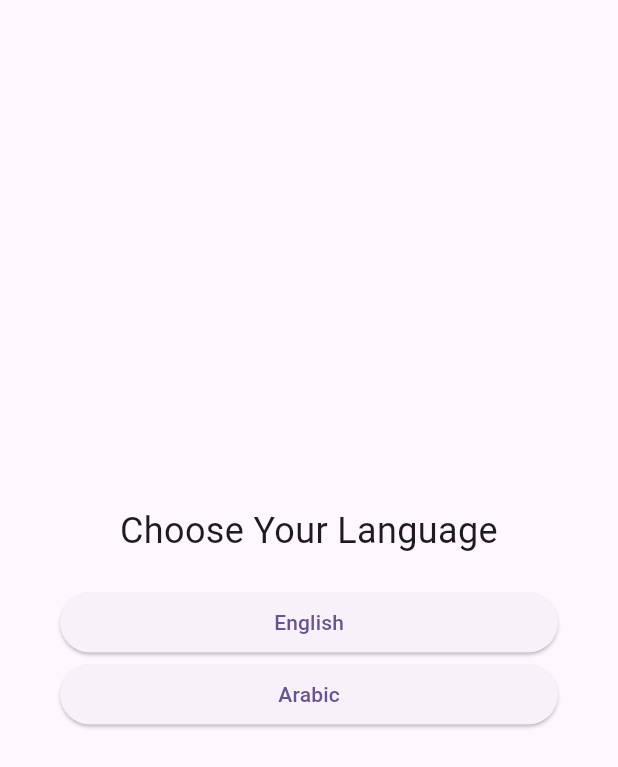
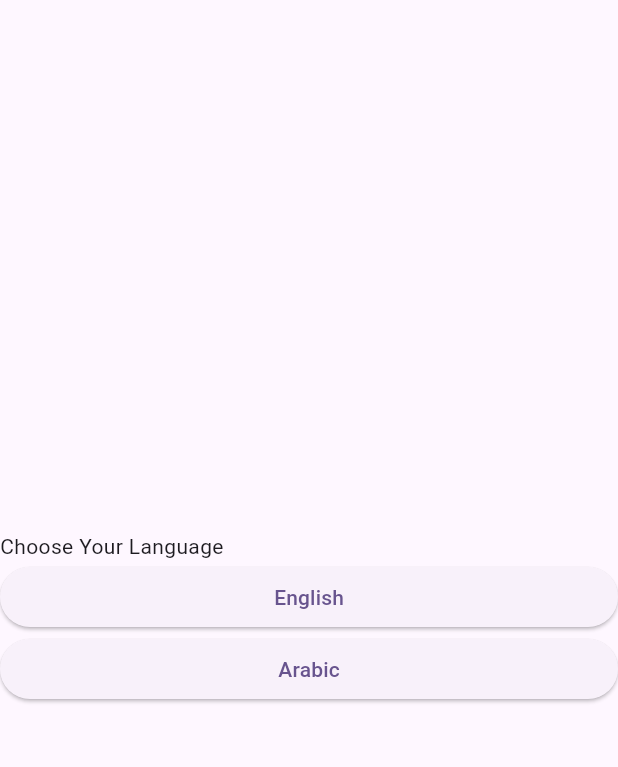
Before and after one commit to Safaa55555/up_skill, a Flutter app: the screen it shows after launch, on a phone screen of 412 x 824 dp. Shown: the top 767 px of the screen. Run offline on Flutter 3.47's test engine with Material 3 defaults, Android fonts, the phone set to English and light mode, and no system bars.

Commit message:
All UI files were added

```diff
--- a/lib/language_screen.dart
+++ b/lib/language_screen.dart
@@ -1,56 +1,16 @@
 import 'package:flutter/material.dart';
-import 'welcome_screen.dart';
-import 'marhaba_screen.dart';
-
 class LanguageScreen extends StatelessWidget {
   const LanguageScreen({super.key});
 
-  void _navigateTo(BuildContext context, String languageCode) {
-    if (languageCode == 'en') {
-      Navigator.pushReplacement(
-        context,
-        MaterialPageRoute(builder: (_) => const WelcomeScreen()),
-      );
-    } else if (languageCode == 'ar') {
-      Navigator.pushReplacement(
-        context,
-        MaterialPageRoute(builder: (_) => const MarhabaScreen()),
-      );
-    }
-  }
-
   @override
   Widget build(BuildContext context) {
-    return Scaffold(
-      body: Column(
-        mainAxisAlignment: MainAxisAlignment.center,
-        crossAxisAlignment: CrossAxisAlignment.stretch,
-        children: [
-          const Padding(
-            padding: EdgeInsets.symmetric(horizontal: 16.0),
-            child: Text(
-              "Choose Your Language",
-              textAlign: TextAlign.center,
-              style: TextStyle(fontSize: 24),
-            ),
-          ),
-          const SizedBox(height: 20),
-          Padding(
-            padding: const EdgeInsets.symmetric(horizontal: 40.0),
-            child: ElevatedButton(
-              onPressed: () => _navigateTo(context, 'en'),
-              child: const Text("English"),
-            ),
-          ),
-          Padding(
-            padding: const EdgeInsets.symmetric(horizontal: 40.0),
-            child: ElevatedButton(
-              onPressed: () => _navigateTo(context, 'ar'),
-              child: const Text("Arabic"),
-            ),
-          ),
-        ],
-      ),
-    );
+    return Scaffold(body: Column(
+      mainAxisAlignment: MainAxisAlignment.center,
+      crossAxisAlignment: CrossAxisAlignment.stretch,
+      children: [
+        Text("Choose Your Language"),
+        ElevatedButton(onPressed: (){}, child: Text("English")),
+        ElevatedButton(onPressed: (){}, child: Text("Arabic"))
+      ],),);
   }
 }
```
Also changed, not shown: lib/marhaba_screen.dart (deleted, +0 -18 lines), lib/account_screen.dart (added), lib/categories_screen.dart (added), lib/course_details_screen.dart (added), lib/courses_screen.dart (added), lib/home_screen.dart (added), lib/my_progress_screen.dart (added), lib/search_screen.dart (added).
